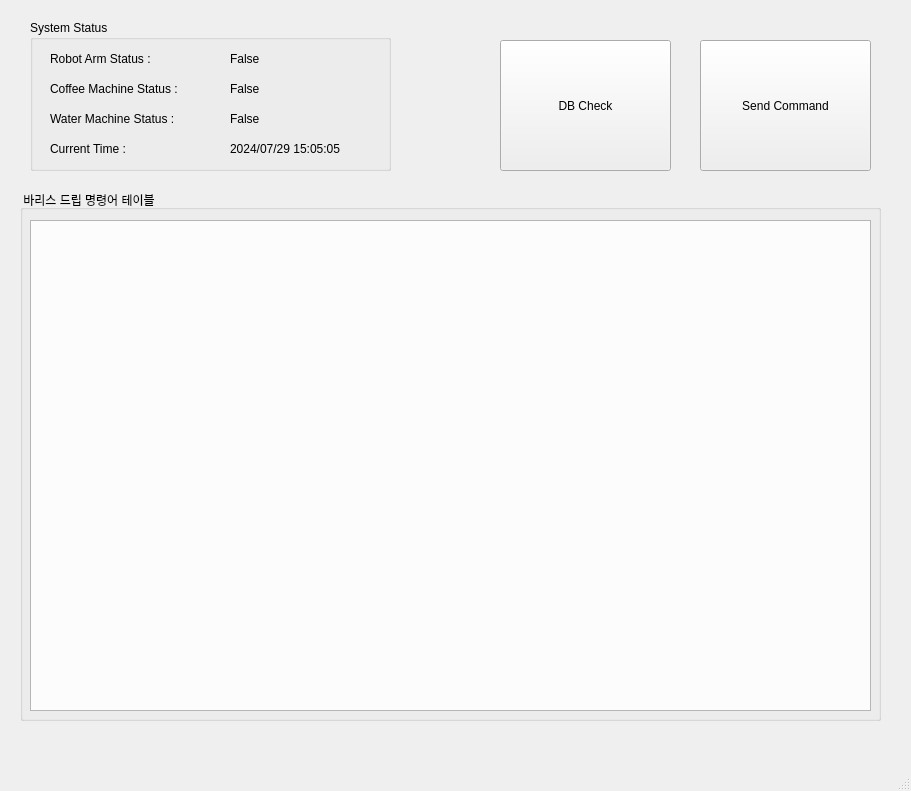
Above: src/baris_UI/baris_UI/ui/baris_drip_academy.ui from aris-RoMI/baris_project before the change. Below: the same form after it.
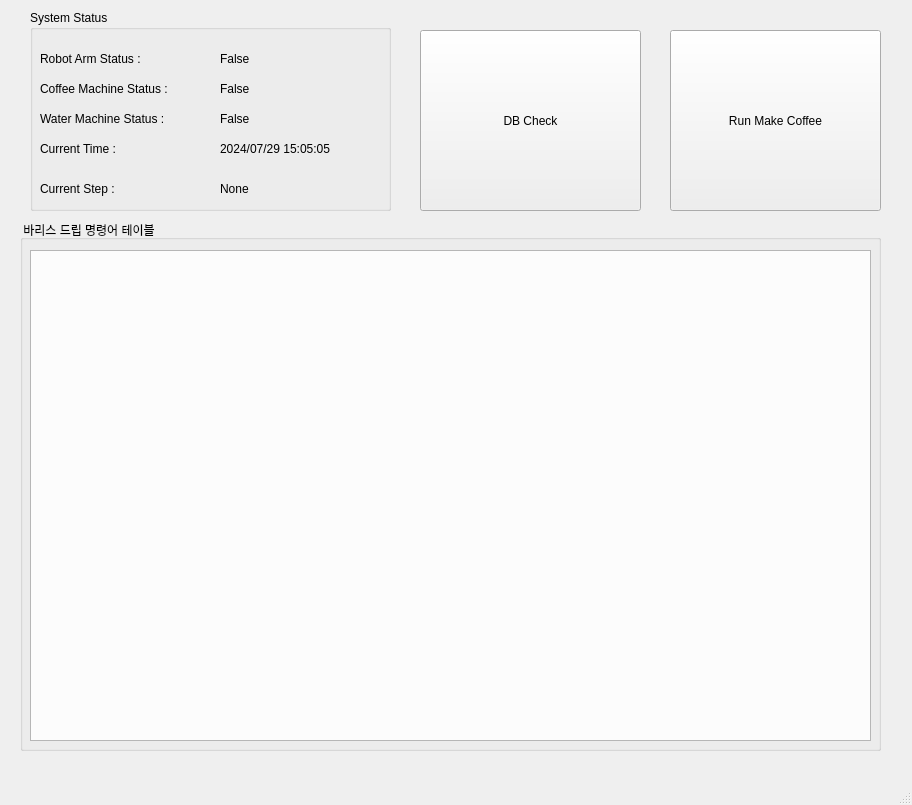
That is the form after the change.

The edit to the form file:
```diff
--- a/src/baris_UI/baris_UI/ui/baris_drip_academy.ui
+++ b/src/baris_UI/baris_UI/ui/baris_drip_academy.ui
@@ -9,8 +9,8 @@
    <rect>
     <x>0</x>
     <y>0</y>
-    <width>911</width>
-    <height>791</height>
+    <width>912</width>
+    <height>805</height>
    </rect>
   </property>
   <property name="sizePolicy">
@@ -33,7 +33,7 @@
     <property name="geometry">
      <rect>
       <x>30</x>
-      <y>220</y>
+      <y>250</y>
       <width>841</width>
       <height>491</height>
      </rect>
@@ -54,9 +54,9 @@
     <property name="geometry">
      <rect>
       <x>30</x>
-      <y>20</y>
+      <y>10</y>
       <width>361</width>
-      <height>151</height>
+      <height>201</height>
      </rect>
     </property>
     <property name="title">
@@ -65,8 +65,8 @@
     <widget class="QLabel" name="label">
      <property name="geometry">
       <rect>
-       <x>20</x>
-       <y>30</y>
+       <x>10</x>
+       <y>40</y>
        <width>141</width>
        <height>17</height>
       </rect>
@@ -78,8 +78,8 @@
     <widget class="QLabel" name="label_2">
      <property name="geometry">
       <rect>
-       <x>20</x>
-       <y>60</y>
+       <x>10</x>
+       <y>70</y>
        <width>171</width>
        <height>17</height>
       </rect>
@@ -91,8 +91,8 @@
     <widget class="QLabel" name="label_3">
      <property name="geometry">
       <rect>
-       <x>20</x>
-       <y>90</y>
+       <x>10</x>
+       <y>100</y>
        <width>161</width>
        <height>17</height>
       </rect>
@@ -104,8 +104,8 @@
     <widget class="QLabel" name="label_4">
      <property name="geometry">
       <rect>
-       <x>20</x>
-       <y>120</y>
+       <x>10</x>
+       <y>130</y>
        <width>141</width>
        <height>17</height>
       </rect>
@@ -117,8 +117,8 @@
     <widget class="QLabel" name="label_5">
      <property name="geometry">
       <rect>
-       <x>200</x>
-       <y>120</y>
+       <x>190</x>
+       <y>130</y>
        <width>151</width>
        <height>17</height>
       </rect>
@@ -130,8 +130,8 @@
     <widget class="QLabel" name="label_6">
      <property name="geometry">
       <rect>
-       <x>200</x>
-       <y>60</y>
+       <x>190</x>
+       <y>70</y>
        <width>61</width>
        <height>17</height>
       </rect>
@@ -143,8 +143,8 @@
     <widget class="QLabel" name="label_7">
      <property name="geometry">
       <rect>
-       <x>200</x>
-       <y>90</y>
+       <x>190</x>
+       <y>100</y>
        <width>61</width>
        <height>17</height>
       </rect>
@@ -156,8 +156,8 @@
     <widget class="QLabel" name="label_8">
      <property name="geometry">
       <rect>
-       <x>200</x>
-       <y>30</y>
+       <x>190</x>
+       <y>40</y>
        <width>61</width>
        <height>17</height>
       </rect>
@@ -166,25 +166,51 @@
       <string>False</string>
      </property>
     </widget>
+    <widget class="QLabel" name="label_9">
+     <property name="geometry">
+      <rect>
+       <x>10</x>
+       <y>170</y>
+       <width>151</width>
+       <height>17</height>
+      </rect>
+     </property>
+     <property name="text">
+      <string>Current Step : </string>
+     </property>
+    </widget>
+    <widget class="QLabel" name="currentStepLabel">
+     <property name="geometry">
+      <rect>
+       <x>190</x>
+       <y>170</y>
+       <width>67</width>
+       <height>17</height>
+      </rect>
+     </property>
+     <property name="text">
+      <string>None</string>
+     </property>
+    </widget>
    </widget>
    <widget class="QPushButton" name="showCommandBtn">
     <property name="geometry">
      <rect>
-      <x>500</x>
-      <y>40</y>
-      <width>171</width>
-      <height>131</height>
+      <x>670</x>
+      <y>30</y>
+      <width>211</width>
+      <height>181</height>
      </rect>
     </property>
     <property name="text">
-     <string>DB Check</string>
+     <string>Run Make Coffee</string>
     </property>
    </widget>
    <widget class="QGroupBox" name="groupBox_2">
     <property name="geometry">
      <rect>
       <x>20</x>
-      <y>190</y>
+      <y>220</y>
       <width>861</width>
       <height>531</height>
      </rect>
@@ -196,14 +222,14 @@
    <widget class="QPushButton" name="sendServiceRequestBtn">
     <property name="geometry">
      <rect>
-      <x>700</x>
-      <y>40</y>
-      <width>171</width>
-      <height>131</height>
+      <x>420</x>
+      <y>30</y>
+      <width>221</width>
+      <height>181</height>
      </rect>
     </property>
     <property name="text">
-     <string>Send Command</string>
+     <string>DB Check</string>
     </property>
    </widget>
   </widget>
```
Left out of the diff: 8 changed lines with no effect on the pictures.
